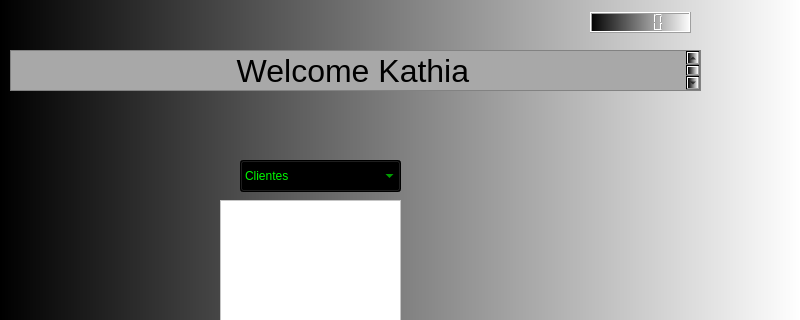
Above: mainwindow.ui from Kaouruk/Comercio-Electronico before the change; both pictures show x 0 to 800 and y 0 to 320 of the 800 by 600 pixel window. Below: the same form after it.
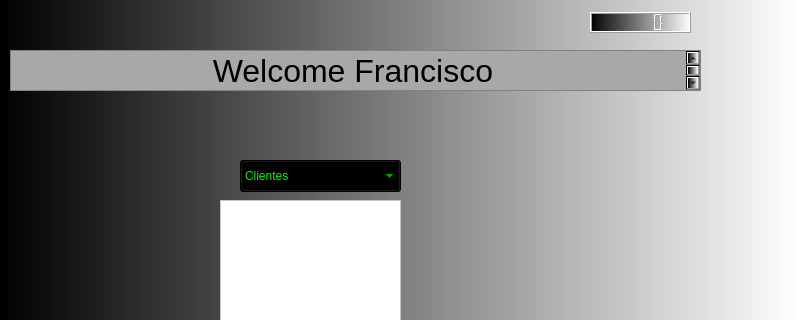
That is the form after the change.

```diff
--- a/mainwindow.ui
+++ b/mainwindow.ui
@@ -37,8 +37,8 @@
 hr { height: 1px; border-width: 0; }
 li.unchecked::marker { content: &quot;\2610&quot;; }
 li.checked::marker { content: &quot;\2612&quot;; }
-&lt;/style&gt;&lt;/head&gt;&lt;body style=&quot; font-family:'.AppleSystemUIFont'; font-size:13pt; font-weight:400; font-style:normal;&quot;&gt;
-&lt;p align=&quot;center&quot; style=&quot; margin-top:0px; margin-bottom:0px; margin-left:0px; margin-right:0px; -qt-block-indent:0; text-indent:0px;&quot;&gt;&lt;span style=&quot; font-size:24pt;&quot;&gt; Welcome Kathia&lt;/span&gt;&lt;/p&gt;&lt;/body&gt;&lt;/html&gt;</string>
+&lt;/style&gt;&lt;/head&gt;&lt;body style=&quot; font-family:'Segoe UI'; font-size:9pt; font-weight:400; font-style:normal;&quot;&gt;
+&lt;p align=&quot;center&quot; style=&quot; margin-top:0px; margin-bottom:0px; margin-left:0px; margin-right:0px; -qt-block-indent:0; text-indent:0px;&quot;&gt;&lt;span style=&quot; font-family:'.AppleSystemUIFont'; font-size:24pt;&quot;&gt; Welcome Francisco&lt;/span&gt;&lt;/p&gt;&lt;/body&gt;&lt;/html&gt;</string>
     </property>
    </widget>
    <widget class="QTextBrowser" name="txtListas">
```
Left out of the diff: 2 changed lines with no effect on the pictures.
